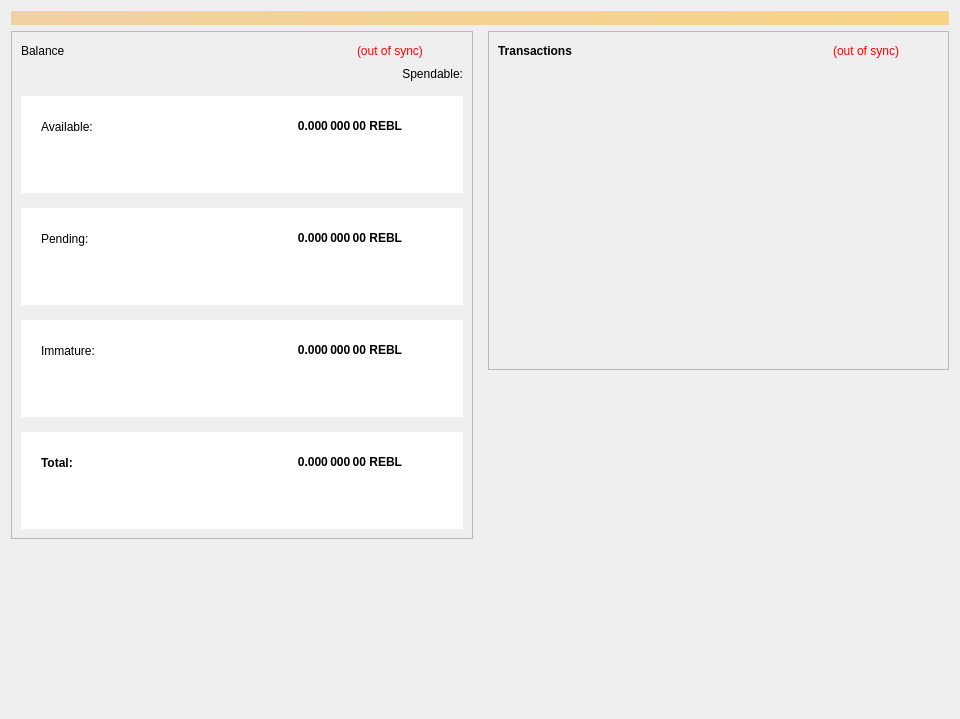
This is src/qt/forms/overviewpage.ui in RebelliousToken/REBL as Qt 5 draws it before an edit. The edited form follows.
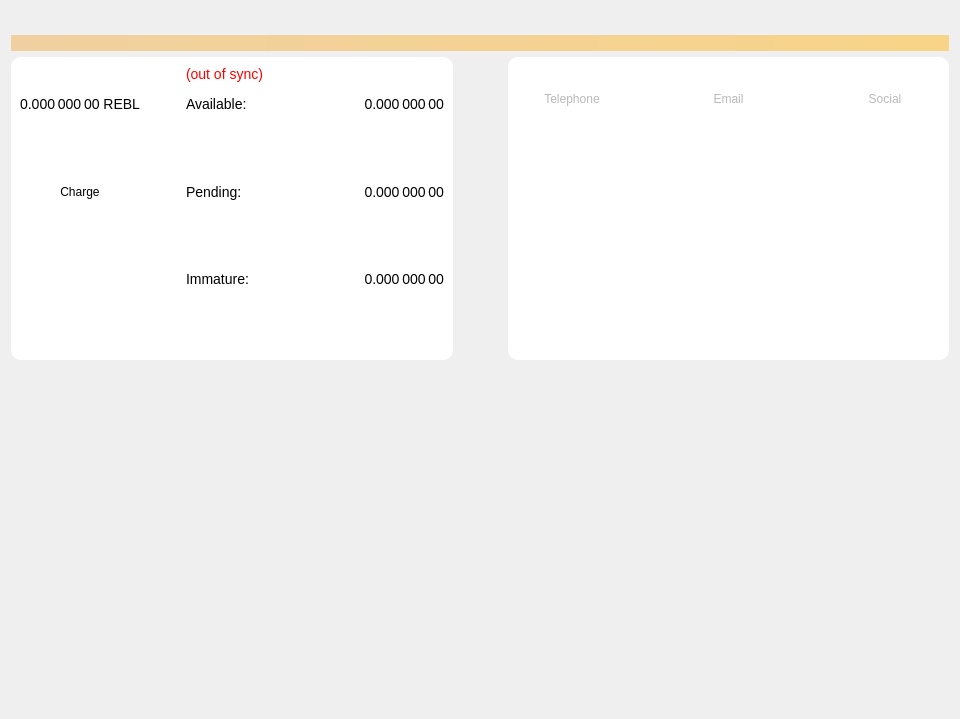
This is the edited form. Icons and pictures are not drawn.

Diff of the .ui file:
```diff
--- a/src/qt/forms/overviewpage.ui
+++ b/src/qt/forms/overviewpage.ui
@@ -19,7 +19,17 @@
   <property name="windowTitle">
    <string>Form</string>
   </property>
-  <layout class="QVBoxLayout" name="topLayout">
+  <property name="styleSheet">
+   <string notr="true">QLabel {
+font-size:14px;
+color: #000;
+font-weight:400;
+}</string>
+  </property>
+  <layout class="QVBoxLayout" name="verticalLayout_3">
+   <property name="topMargin">
+    <number>35</number>
+   </property>
    <item>
     <widget class="QLabel" name="labelAlerts">
      <property name="visible">
@@ -37,212 +47,17 @@
     </widget>
    </item>
    <item>
-    <layout class="QHBoxLayout" name="horizontalLayout2" stretch="1,1">
+    <layout class="QHBoxLayout" name="horizontalLayout2" stretch="0,0,0">
      <property name="spacing">
       <number>15</number>
      </property>
      <item>
-      <layout class="QVBoxLayout" name="verticalLayout_2" stretch="3,1">
-       <property name="spacing">
-        <number>6</number>
-       </property>
-       <item>
-        <widget class="QFrame" name="overviewFrame">
-         <property name="frameShape">
-          <enum>QFrame::StyledPanel</enum>
-         </property>
-         <property name="frameShadow">
-          <enum>QFrame::Raised</enum>
-         </property>
-         <layout class="QVBoxLayout" name="verticalLayout_4">
-          <item>
-           <layout class="QHBoxLayout" name="horizontalLayout_4" stretch="1,0,0">
-            <item>
-             <widget class="QLabel" name="label_5">
+      <widget class="QWidget" name="balancesWidget" native="true">
               <property name="styleSheet">
-               <string notr="true">margin-left:-12px;</string>
-              </property>
-              <property name="lineWidth">
-               <number>1</number>
-              </property>
-              <property name="text">
-               <string>Balance</string>
-              </property>
-             </widget>
-            </item>
-            <item>
-             <widget class="QLabel" name="labelWalletStatus">
-              <property name="cursor">
-               <cursorShape>WhatsThisCursor</cursorShape>
-              </property>
-              <property name="toolTip">
-               <string>The displayed information may be out of date. Your wallet automatically synchronizes with the REBL network after a connection is established, but this process has not completed yet.</string>
-              </property>
-              <property name="styleSheet">
-               <string notr="true">QLabel { color: red; }</string>
-              </property>
-              <property name="text">
-               <string notr="true">(out of sync)</string>
-              </property>
-              <property name="alignment">
-               <set>Qt::AlignLeading|Qt::AlignLeft|Qt::AlignVCenter</set>
-              </property>
-             </widget>
-            </item>
-            <item>
-             <spacer name="horizontalSpacer_3">
-              <property name="orientation">
-               <enum>Qt::Horizontal</enum>
-              </property>
-              <property name="sizeHint" stdset="0">
-               <size>
-                <width>40</width>
-                <height>20</height>
-               </size>
-              </property>
-             </spacer>
-            </item>
-           </layout>
-          </item>
-          <item>
-           <layout class="QVBoxLayout" name="verticalLayout_5">
-            <property name="spacing">
-             <number>15</number>
-            </property>
-            <item>
-             <widget class="QLabel" name="labelSpendable">
-              <property name="text">
-               <string>Spendable:</string>
-              </property>
-              <property name="alignment">
-               <set>Qt::AlignRight|Qt::AlignTrailing|Qt::AlignVCenter</set>
-              </property>
-             </widget>
-            </item>
-            <item>
-             <widget class="QWidget" name="availableWidget" native="true">
-              <property name="sizePolicy">
-               <sizepolicy hsizetype="MinimumExpanding" vsizetype="Expanding">
-                <horstretch>0</horstretch>
-                <verstretch>0</verstretch>
-               </sizepolicy>
-              </property>
-              <property name="minimumSize">
-               <size>
-                <width>300</width>
-                <height>60</height>
-               </size>
-              </property>
-              <property name="autoFillBackground">
-               <bool>false</bool>
-              </property>
-              <property name="styleSheet">
-               <string notr="true">background-color:white;</string>
-              </property>
-              <widget class="QWidget" name="layoutWidget">
-               <property name="geometry">
-                <rect>
-                 <x>20</x>
-                 <y>10</y>
-                 <width>361</width>
-                 <height>41</height>
-                </rect>
-               </property>
-               <layout class="QHBoxLayout" name="availableHorizontalLayout_5" stretch="1,2">
-                <property name="spacing">
-                 <number>0</number>
-                </property>
-                <property name="sizeConstraint">
-                 <enum>QLayout::SetMaximumSize</enum>
-                </property>
-                <item>
-                 <widget class="QLabel" name="labelBalanceText">
-                  <property name="autoFillBackground">
-                   <bool>false</bool>
-                  </property>
-                  <property name="text">
-                   <string>Available:</string>
-                  </property>
-                 </widget>
-                </item>
-                <item>
-                 <widget class="QLabel" name="labelBalance">
-                  <property name="sizePolicy">
-                   <sizepolicy hsizetype="Preferred" vsizetype="Preferred">
-                    <horstretch>0</horstretch>
-                    <verstretch>0</verstretch>
-                   </sizepolicy>
-                  </property>
-                  <property name="minimumSize">
-                   <size>
-                    <width>0</width>
-                    <height>0</height>
-                   </size>
-                  </property>
-                  <property name="font">
-                   <font>
-                    <weight>75</weight>
-                    <bold>true</bold>
-                   </font>
-                  </property>
-                  <property name="cursor">
-                   <cursorShape>IBeamCursor</cursorShape>
-                  </property>
-                  <property name="toolTip">
-                   <string>Your current spendable balance</string>
-                  </property>
-                  <property name="styleSheet">
-                   <string notr="true"/>
-                  </property>
-                  <property name="text">
-                   <string notr="true">0.000 000 00 REBL</string>
-                  </property>
-                  <property name="alignment">
-                   <set>Qt::AlignRight|Qt::AlignTrailing|Qt::AlignVCenter</set>
-                  </property>
-                  <property name="textInteractionFlags">
-                   <set>Qt::TextBrowserInteraction</set>
-                  </property>
-                 </widget>
-                </item>
-               </layout>
-              </widget>
-             </widget>
-            </item>
-            <item>
-             <widget class="QWidget" name="pendingWidget" native="true">
-              <property name="sizePolicy">
-               <sizepolicy hsizetype="MinimumExpanding" vsizetype="Expanding">
-                <horstretch>0</horstretch>
-                <verstretch>0</verstretch>
-               </sizepolicy>
-              </property>
-              <property name="minimumSize">
-               <size>
-                <width>300</width>
-                <height>60</height>
-               </size>
-              </property>
-              <property name="layoutDirection">
-               <enum>Qt::LeftToRight</enum>
-              </property>
-              <property name="styleSheet">
-               <string notr="true">background-color:#FFF</string>
-              </property>
-              <widget class="QWidget" name="horizontalLayoutWidget_2">
-               <property name="geometry">
-                <rect>
-                 <x>20</x>
-                 <y>10</y>
-                 <width>361</width>
-                 <height>41</height>
-                </rect>
-               </property>
-               <layout class="QHBoxLayout" name="pendingHorizontalLayout" stretch="1,2">
-                <property name="sizeConstraint">
-                 <enum>QLayout::SetMaximumSize</enum>
-                </property>
-                <item>
+        <string notr="true">background-color:white;border-radius:10px;</string>
+       </property>
+       <layout class="QGridLayout" name="gridLayout">
+        <item row="4" column="2">
                  <widget class="QLabel" name="labelPendingText">
                   <property name="acceptDrops">
                    <bool>false</bool>
@@ -255,12 +70,99 @@
                   </property>
                  </widget>
                 </item>
-                <item>
+        <item row="0" column="0" rowspan="2">
+         <layout class="QHBoxLayout" name="totalBalanceTextHLayout"/>
+        </item>
+        <item row="0" column="2">
+         <widget class="QLabel" name="labelWalletStatus">
+          <property name="cursor">
+           <cursorShape>WhatsThisCursor</cursorShape>
+          </property>
+          <property name="toolTip">
+           <string>The displayed information may be out of date. Your wallet automatically synchronizes with the REBL network after a connection is established, but this process has not completed yet.</string>
+          </property>
+          <property name="styleSheet">
+           <string notr="true">QLabel { color: red; }</string>
+          </property>
+          <property name="text">
+           <string notr="true">(out of sync)</string>
+          </property>
+          <property name="alignment">
+           <set>Qt::AlignLeading|Qt::AlignLeft|Qt::AlignVCenter</set>
+          </property>
+         </widget>
+        </item>
+        <item row="4" column="0">
+         <widget class="QPushButton" name="chargeButton">
+          <property name="styleSheet">
+           <string notr="true"/>
+          </property>
+          <property name="text">
+           <string>Charge</string>
+          </property>
+         </widget>
+        </item>
+        <item row="2" column="1">
+         <spacer name="horizontalSpacer_2">
+          <property name="orientation">
+           <enum>Qt::Horizontal</enum>
+          </property>
+          <property name="sizeType">
+           <enum>QSizePolicy::Preferred</enum>
+          </property>
+          <property name="sizeHint" stdset="0">
+           <size>
+            <width>40</width>
+            <height>20</height>
+           </size>
+          </property>
+         </spacer>
+        </item>
+        <item row="2" column="4">
+         <widget class="QLabel" name="labelBalance">
+          <property name="sizePolicy">
+           <sizepolicy hsizetype="Preferred" vsizetype="Preferred">
+            <horstretch>0</horstretch>
+            <verstretch>0</verstretch>
+           </sizepolicy>
+          </property>
+          <property name="minimumSize">
+           <size>
+            <width>0</width>
+            <height>0</height>
+           </size>
+          </property>
+          <property name="font">
+           <font>
+            <pointsize>-1</pointsize>
+            <weight>50</weight>
+            <bold>false</bold>
+           </font>
+          </property>
+          <property name="cursor">
+           <cursorShape>IBeamCursor</cursorShape>
+          </property>
+          <property name="toolTip">
+           <string>Your current spendable balance</string>
+          </property>
+          <property name="text">
+           <string notr="true">0.000 000 00</string>
+          </property>
+          <property name="alignment">
+           <set>Qt::AlignRight|Qt::AlignTrailing|Qt::AlignVCenter</set>
+          </property>
+          <property name="textInteractionFlags">
+           <set>Qt::TextBrowserInteraction</set>
+          </property>
+         </widget>
+        </item>
+        <item row="4" column="4">
                  <widget class="QLabel" name="labelUnconfirmed">
                   <property name="font">
                    <font>
-                    <weight>75</weight>
-                    <bold>true</bold>
+            <pointsize>-1</pointsize>
+            <weight>50</weight>
+            <bold>false</bold>
                    </font>
                   </property>
                   <property name="cursor">
@@ -269,8 +171,14 @@
                   <property name="toolTip">
                    <string>Total of transactions that have yet to be confirmed, and do not yet count toward the spendable balance</string>
                   </property>
+          <property name="styleSheet">
+           <string notr="true"/>
+          </property>
+          <property name="frameShadow">
+           <enum>QFrame::Plain</enum>
+          </property>
                   <property name="text">
-                   <string notr="true">0.000 000 00 REBL</string>
+           <string notr="true">0.000 000 00</string>
                   </property>
                   <property name="alignment">
                    <set>Qt::AlignRight|Qt::AlignTrailing|Qt::AlignVCenter</set>
@@ -280,123 +188,92 @@
                   </property>
                  </widget>
                 </item>
-               </layout>
-              </widget>
-             </widget>
-            </item>
-            <item>
-             <widget class="QWidget" name="immatureWidget" native="true">
-              <property name="sizePolicy">
-               <sizepolicy hsizetype="MinimumExpanding" vsizetype="Expanding">
-                <horstretch>0</horstretch>
-                <verstretch>0</verstretch>
-               </sizepolicy>
-              </property>
-              <property name="minimumSize">
+        <item row="3" column="2">
+         <spacer name="verticalSpacer_4">
+          <property name="orientation">
+           <enum>Qt::Vertical</enum>
+          </property>
+          <property name="sizeHint" stdset="0">
+           <size>
+            <width>20</width>
+            <height>40</height>
+           </size>
+          </property>
+         </spacer>
+        </item>
+        <item row="2" column="3">
+         <spacer name="horizontalSpacer_9">
+          <property name="orientation">
+           <enum>Qt::Horizontal</enum>
+          </property>
+          <property name="sizeType">
+           <enum>QSizePolicy::Preferred</enum>
+          </property>
+          <property name="sizeHint" stdset="0">
                <size>
-                <width>300</width>
-                <height>60</height>
-               </size>
-              </property>
+            <width>40</width>
+            <height>20</height>
+           </size>
+          </property>
+         </spacer>
+        </item>
+        <item row="3" column="0">
+         <spacer name="verticalSpacer">
+          <property name="orientation">
+           <enum>Qt::Vertical</enum>
+          </property>
+          <property name="sizeHint" stdset="0">
+           <size>
+            <width>20</width>
+            <height>40</height>
+           </size>
+          </property>
+         </spacer>
+        </item>
+        <item row="5" column="2">
+         <spacer name="verticalSpacer_3">
+          <property name="orientation">
+           <enum>Qt::Vertical</enum>
+          </property>
+          <property name="sizeHint" stdset="0">
+           <size>
+            <width>20</width>
+            <height>40</height>
+           </size>
+          </property>
+         </spacer>
+        </item>
+        <item row="2" column="2">
+         <widget class="QLabel" name="labelBalanceText">
               <property name="autoFillBackground">
                <bool>false</bool>
               </property>
-              <property name="styleSheet">
-               <string notr="true">background-color:#FFF</string>
-              </property>
-              <widget class="QWidget" name="horizontalLayoutWidget_3">
-               <property name="geometry">
-                <rect>
-                 <x>20</x>
-                 <y>10</y>
-                 <width>361</width>
-                 <height>41</height>
-                </rect>
-               </property>
-               <layout class="QHBoxLayout" name="immatureHorizontalLayout" stretch="1,2">
-                <property name="sizeConstraint">
-                 <enum>QLayout::SetMaximumSize</enum>
-                </property>
-                <item>
+          <property name="text">
+           <string>Available:</string>
+          </property>
+         </widget>
+        </item>
+        <item row="7" column="2">
+         <spacer name="verticalSpacer_2">
+          <property name="orientation">
+           <enum>Qt::Vertical</enum>
+          </property>
+          <property name="sizeHint" stdset="0">
+           <size>
+            <width>20</width>
+            <height>40</height>
+           </size>
+          </property>
+         </spacer>
+        </item>
+        <item row="6" column="2">
                  <widget class="QLabel" name="labelImmatureText">
                   <property name="text">
                    <string>Immature:</string>
                   </property>
                  </widget>
                 </item>
-                <item>
-                 <widget class="QLabel" name="labelImmature">
-                  <property name="font">
-                   <font>
-                    <weight>75</weight>
-                    <bold>true</bold>
-                   </font>
-                  </property>
-                  <property name="cursor">
-                   <cursorShape>IBeamCursor</cursorShape>
-                  </property>
-                  <property name="toolTip">
-                   <string>Staked or masternode rewards that has not yet matured</string>
-                  </property>
-                  <property name="autoFillBackground">
-                   <bool>false</bool>
-                  </property>
-                  <property name="text">
-                   <string notr="true">0.000 000 00 REBL</string>
-                  </property>
-                  <property name="alignment">
-                   <set>Qt::AlignRight|Qt::AlignTrailing|Qt::AlignVCenter</set>
-                  </property>
-                  <property name="textInteractionFlags">
-                   <set>Qt::TextBrowserInteraction</set>
-                  </property>
-                 </widget>
-                </item>
-               </layout>
-              </widget>
-             </widget>
-            </item>
-            <item>
-             <widget class="QWidget" name="totalWidget" native="true">
-              <property name="sizePolicy">
-               <sizepolicy hsizetype="MinimumExpanding" vsizetype="Expanding">
-                <horstretch>0</horstretch>
-                <verstretch>0</verstretch>
-               </sizepolicy>
-              </property>
-              <property name="minimumSize">
-               <size>
-                <width>300</width>
-                <height>60</height>
-               </size>
-              </property>
-              <property name="styleSheet">
-               <string notr="true">background-color:white;</string>
-              </property>
-              <widget class="QWidget" name="horizontalLayoutWidget_4">
-               <property name="geometry">
-                <rect>
-                 <x>20</x>
-                 <y>10</y>
-                 <width>361</width>
-                 <height>41</height>
-                </rect>
-               </property>
-               <layout class="QHBoxLayout" name="totalHorizontalLayout" stretch="1,2">
-                <property name="sizeConstraint">
-                 <enum>QLayout::SetMaximumSize</enum>
-                </property>
-                <item>
-                 <widget class="QLabel" name="labelTotalText">
-                  <property name="styleSheet">
-                   <string notr="true">font-weight:600;</string>
-                  </property>
-                  <property name="text">
-                   <string>Total:</string>
-                  </property>
-                 </widget>
-                </item>
-                <item>
+        <item row="2" column="0">
                  <widget class="QLabel" name="labelTotal">
                   <property name="sizePolicy">
                    <sizepolicy hsizetype="Preferred" vsizetype="Preferred">
@@ -406,8 +283,9 @@
                   </property>
                   <property name="font">
                    <font>
-                    <weight>75</weight>
-                    <bold>true</bold>
+            <pointsize>-1</pointsize>
+            <weight>50</weight>
+            <bold>false</bold>
                    </font>
                   </property>
                   <property name="cursor">
@@ -417,7 +295,7 @@
                    <string>Your current total balance</string>
                   </property>
                   <property name="styleSheet">
-                   <string notr="true">font-weight:600;</string>
+           <string notr="true"/>
                   </property>
                   <property name="text">
                    <string notr="true">0.000 000 00 REBL</string>
@@ -430,18 +308,84 @@
                   </property>
                  </widget>
                 </item>
-               </layout>
-              </widget>
-             </widget>
-            </item>
-           </layout>
-          </item>
-         </layout>
+        <item row="6" column="4">
+         <widget class="QLabel" name="labelImmature">
+          <property name="font">
+           <font>
+            <pointsize>-1</pointsize>
+            <weight>50</weight>
+            <bold>false</bold>
+           </font>
+          </property>
+          <property name="cursor">
+           <cursorShape>IBeamCursor</cursorShape>
+          </property>
+          <property name="toolTip">
+           <string>Staked or masternode rewards that has not yet matured</string>
+          </property>
+          <property name="autoFillBackground">
+           <bool>false</bool>
+          </property>
+          <property name="text">
+           <string notr="true">0.000 000 00</string>
+          </property>
+          <property name="alignment">
+           <set>Qt::AlignRight|Qt::AlignTrailing|Qt::AlignVCenter</set>
+          </property>
+          <property name="textInteractionFlags">
+           <set>Qt::TextBrowserInteraction</set>
+          </property>
+         </widget>
+        </item>
+       </layout>
         </widget>
        </item>
        <item>
-        <spacer name="verticalSpacer">
+      <spacer name="horizontalSpacer_7">
          <property name="orientation">
+        <enum>Qt::Horizontal</enum>
+       </property>
+       <property name="sizeType">
+        <enum>QSizePolicy::Preferred</enum>
+       </property>
+       <property name="sizeHint" stdset="0">
+        <size>
+         <width>40</width>
+         <height>20</height>
+        </size>
+       </property>
+      </spacer>
+     </item>
+     <item>
+      <widget class="QWidget" name="supportBlock" native="true">
+       <property name="styleSheet">
+        <string notr="true">QWidget {background-color:white;border-radius:10px;}
+QPushButton {color: #bababa;}
+QLabel{color:#bababa;}
+QPushButton:pressed {
+border:none;
+}</string>
+       </property>
+       <layout class="QGridLayout" name="supportWidget">
+        <item row="1" column="1">
+         <spacer name="horizontalSpacer_3">
+          <property name="orientation">
+           <enum>Qt::Horizontal</enum>
+          </property>
+          <property name="sizeType">
+           <enum>QSizePolicy::Preferred</enum>
+          </property>
+          <property name="sizeHint" stdset="0">
+           <size>
+            <width>40</width>
+            <height>20</height>
+           </size>
+          </property>
+         </spacer>
+        </item>
+        <item row="5" column="2">
+         <spacer name="verticalSpacer_10">
+          <property name="orientation">
           <enum>Qt::Vertical</enum>
          </property>
          <property name="sizeHint" stdset="0">
@@ -452,75 +396,177 @@
          </property>
         </spacer>
        </item>
-      </layout>
+        <item row="2" column="0">
+         <widget class="QPushButton" name="phoneButtonText">
+          <property name="text">
+           <string>Telephone</string>
+          </property>
+          <property name="flat">
+           <bool>true</bool>
+          </property>
+         </widget>
+        </item>
+        <item row="4" column="2">
+         <spacer name="verticalSpacer_7">
+          <property name="orientation">
+           <enum>Qt::Vertical</enum>
+          </property>
+          <property name="sizeHint" stdset="0">
+           <size>
+            <width>20</width>
+            <height>40</height>
+           </size>
+          </property>
+         </spacer>
+        </item>
+        <item row="3" column="2">
+         <spacer name="verticalSpacer_9">
+          <property name="orientation">
+           <enum>Qt::Vertical</enum>
+          </property>
+          <property name="sizeHint" stdset="0">
+           <size>
+            <width>20</width>
+            <height>40</height>
+           </size>
+          </property>
+         </spacer>
+        </item>
+        <item row="1" column="3">
+         <spacer name="horizontalSpacer_4">
+          <property name="orientation">
+           <enum>Qt::Horizontal</enum>
+          </property>
+          <property name="sizeType">
+           <enum>QSizePolicy::Preferred</enum>
+          </property>
+          <property name="sizeHint" stdset="0">
+           <size>
+            <width>40</width>
+            <height>20</height>
+           </size>
+          </property>
+         </spacer>
+        </item>
+        <item row="0" column="0">
+         <layout class="QHBoxLayout" name="supportHLayout"/>
+        </item>
+        <item row="2" column="2">
+         <widget class="QPushButton" name="emailButtonText">
+          <property name="text">
+           <string>Email</string>
+          </property>
+         </widget>
+        </item>
+        <item row="1" column="0">
+         <widget class="QPushButton" name="phoneButton">
+          <property name="text">
+           <string/>
+          </property>
+          <property name="icon">
+           <iconset resource="../rebellious.qrc">
+            <normaloff>:/icons/phone</normaloff>:/icons/phone</iconset>
+          </property>
+          <property name="iconSize">
+           <size>
+            <width>36</width>
+            <height>36</height>
+           </size>
+          </property>
+          <property name="flat">
+           <bool>true</bool>
+          </property>
+         </widget>
+        </item>
+        <item row="1" column="2">
+         <widget class="QPushButton" name="emailButton">
+          <property name="text">
+           <string/>
+          </property>
+          <property name="icon">
+           <iconset resource="../rebellious.qrc">
+            <normaloff>:/icons/email</normaloff>:/icons/email</iconset>
+          </property>
+          <property name="iconSize">
+           <size>
+            <width>42</width>
+            <height>31</height>
+           </size>
+          </property>
+         </widget>
+        </item>
+        <item row="1" column="4">
+         <widget class="QPushButton" name="socialButton">
+          <property name="text">
+           <string/>
+          </property>
+          <property name="icon">
+           <iconset resource="../rebellious.qrc">
+            <normaloff>:/icons/social</normaloff>:/icons/social</iconset>
+          </property>
+          <property name="iconSize">
+           <size>
+            <width>33</width>
+            <height>35</height>
+           </size>
+          </property>
+         </widget>
+        </item>
+        <item row="2" column="4">
+         <widget class="QPushButton" name="socialButtonText">
+          <property name="text">
+           <string>Social</string>
+          </property>
+         </widget>
+        </item>
+       </layout>
+      </widget>
      </item>
+    </layout>
+   </item>
      <item>
-      <layout class="QVBoxLayout" name="verticalLayout_3">
-       <item>
-        <widget class="QFrame" name="frame_2">
-         <property name="frameShape">
-          <enum>QFrame::StyledPanel</enum>
-         </property>
-         <property name="frameShadow">
-          <enum>QFrame::Raised</enum>
-         </property>
+    <spacer name="verticalSpacer_5">
+     <property name="orientation">
+      <enum>Qt::Vertical</enum>
+     </property>
+     <property name="sizeType">
+      <enum>QSizePolicy::Minimum</enum>
+     </property>
+     <property name="sizeHint" stdset="0">
+      <size>
+       <width>20</width>
+       <height>40</height>
+      </size>
+     </property>
+    </spacer>
+   </item>
+   <item>
          <layout class="QVBoxLayout" name="verticalLayout">
-          <item>
-           <layout class="QHBoxLayout" name="horizontalLayout_2" stretch="1,0,0">
-            <item>
-             <widget class="QLabel" name="label_4">
-              <property name="font">
-               <font>
-                <weight>75</weight>
-                <bold>true</bold>
-               </font>
-              </property>
-              <property name="text">
-               <string>Transactions</string>
-              </property>
-             </widget>
-            </item>
-            <item>
-             <widget class="QLabel" name="labelTransactionsStatus">
-              <property name="cursor">
-               <cursorShape>WhatsThisCursor</cursorShape>
-              </property>
-              <property name="toolTip">
-               <string>The displayed information may be out of date. Your wallet automatically synchronizes with the REBL network after a connection is established, but this process has not completed yet.</string>
-              </property>
-              <property name="styleSheet">
-               <string notr="true">QLabel { color: red; }</string>
-              </property>
-              <property name="text">
-               <string notr="true">(out of sync)</string>
-              </property>
-              <property name="alignment">
-               <set>Qt::AlignRight|Qt::AlignTrailing|Qt::AlignVCenter</set>
-              </property>
-             </widget>
-            </item>
-            <item>
-             <spacer name="horizontalSpacer">
-              <property name="orientation">
-               <enum>Qt::Horizontal</enum>
-              </property>
-              <property name="sizeHint" stdset="0">
-               <size>
-                <width>40</width>
-                <height>20</height>
-               </size>
-              </property>
-             </spacer>
-            </item>
-           </layout>
-          </item>
           <item>
            <widget class="QListView" name="listTransactions">
+       <property name="sizePolicy">
+        <sizepolicy hsizetype="Expanding" vsizetype="MinimumExpanding">
+         <horstretch>0</horstretch>
+         <verstretch>0</verstretch>
+        </sizepolicy>
+       </property>
+       <property name="minimumSize">
+        <size>
+         <width>0</width>
+         <height>0</height>
+        </size>
+       </property>
+       <property name="sizeIncrement">
+        <size>
+         <width>0</width>
+         <height>0</height>
+        </size>
+       </property>
             <property name="autoFillBackground">
              <bool>false</bool>
             </property>
             <property name="styleSheet">
-             <string notr="true">QListView { background: transparent; }</string>
+        <string notr="true">QListView { background: transparent; margin-left:-16px}</string>
             </property>
             <property name="frameShape">
              <enum>QFrame::NoFrame</enum>
@@ -561,29 +607,8 @@
            </widget>
           </item>
          </layout>
-        </widget>
-       </item>
-       <item>
-        <spacer name="verticalSpacer_2">
-         <property name="orientation">
-          <enum>Qt::Vertical</enum>
-         </property>
-         <property name="sizeType">
-          <enum>QSizePolicy::Expanding</enum>
-         </property>
-         <property name="sizeHint" stdset="0">
-          <size>
-           <width>20</width>
-           <height>40</height>
-          </size>
-         </property>
-        </spacer>
-       </item>
-      </layout>
-     </item>
-    </layout>
-   </item>
-  </layout>
+   </item>
+  </layout>
  </widget>
  <resources/>
  <connections/>
```
Left out of the diff: 7 changed lines with no effect on the pictures. Lines whose indentation alone changed are shown as unchanged.
